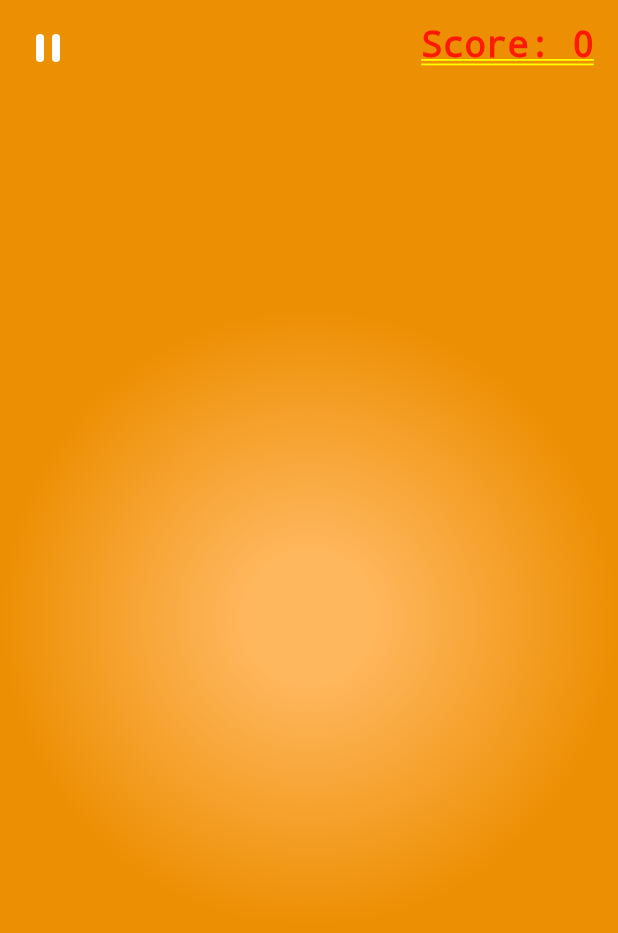
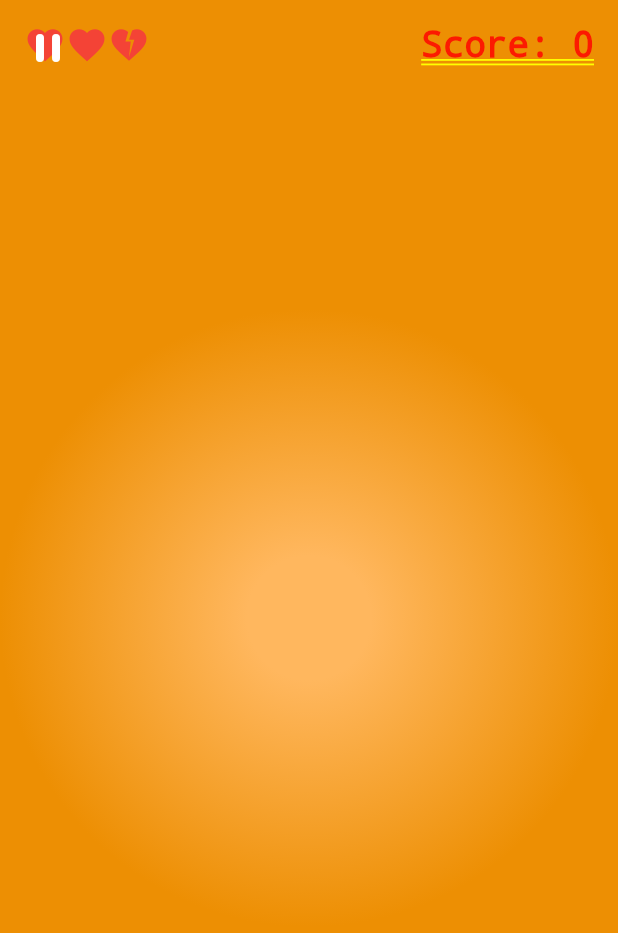
Before and after one commit to ChrisWongAtCUHK/flutter-fruit_ninja_clone, a Flutter app: the screen it shows after launch, after a tap on "Start Game", on a phone screen of 412 x 824 dp. Shown: the top 933 px of the screen. Run offline on Flutter 3.47's test engine with Material 3 defaults, Android fonts, the phone set to English and light mode, and no system bars; our stand-ins replace audioplayers, vibration.

```diff
--- a/lib/canvas_area/canvas_area.dart
+++ b/lib/canvas_area/canvas_area.dart
@@ -20,10 +20,15 @@ class CanvasArea extends StatefulWidget {
 
 class _CanvasAreaState extends State<CanvasArea> {
   int _score = 0;
+  int _lives = 3;
   bool _isPaused = false;
+  bool _isGameOver = false;
   TouchSlice? _touchSlice;
   final List<Fruit> _fruits = <Fruit>[];
   final List<FruitPart> _fruitParts = <FruitPart>[];
+
+  // Track screen size safely
+  Size _screenSize = Size.zero;
 
   @override
   void initState() {
@@ -66,6 +71,29 @@ class _CanvasAreaState extends State<CanvasArea> {
     }
   }
 
+  Future<void> _playGameOverSound() async {
+    try {
+      final player = AudioPlayer();
+      await player.setPlayerMode(PlayerMode.lowLatency);
+      await player.play(AssetSource('game_over.mp3'));
+      player.onPlayerComplete.listen((_) {
+        player.dispose();
+      });
+    } catch (e) {
+      debugPrint('Error playing game over sound: $e');
+    }
+  }
+
+  Future<void> _vibrateOnGameOver() async {
+    try {
+      if (await Vibration.hasVibrator()) {
+        Vibration.vibrate(duration: 500);
+      }
+    } catch (e) {
+      debugPrint('Error triggering game over vibration: $e');
+    }
+  }
+
   void _spawnRandomFruit() {
     // Randomly pick between melon and banana
     final randomType =
@@ -91,10 +119,11 @@ class _CanvasAreaState extends State<CanvasArea> {
       return;
     }
 
-    if (!_isPaused) {
+    if (!_isPaused && !_isGameOver) {
       setState(() {
-        for (Fruit fruit in _fruits) {
+        for (Fruit fruit in List<Fruit>.from(_fruits)) {
           fruit.applyGravity();
+          _checkMissedFruit(fruit);
         }
         for (FruitPart fruitPart in _fruitParts) {
           fruitPart.applyGravity();
@@ -109,6 +138,33 @@ class _CanvasAreaState extends State<CanvasArea> {
     Future<void>.delayed(Duration(milliseconds: 30), _tick);
   }
 
+  void _checkMissedFruit(Fruit fruit) {
+    // Check against cached screen height safely
+    if (_screenSize.height > 0 && fruit.position.dy > _screenSize.height) {
+      _fruits.remove(fruit);
+      setState(() {
+        _lives--;
+        if (_lives <= 0) {
+          _isGameOver = true;
+          _playGameOverSound();
+          _vibrateOnGameOver();
+        }
+      });
+    }
+  }
+
+  void _restartGame() {
+    setState(() {
+      _score = 0;
+      _lives = 3;
+      _isGameOver = false;
+      _fruits.clear();
+      _fruitParts.clear();
+      _isPaused = false;
+    });
+    _spawnRandomFruit();
+  }
+
   void _togglePause() {
     setState(() {
       _isPaused = !_isPaused;
@@ -120,6 +176,9 @@ class _CanvasAreaState extends State<CanvasArea> {
 
   @override
   Widget build(BuildContext context) {
+    // Store screen size safely within build phase
+    _screenSize = MediaQuery.sizeOf(context);
+
     return Stack(children: _getStack());
   }
 
@@ -138,12 +197,33 @@ class _CanvasAreaState extends State<CanvasArea> {
         child: Text('Score: $_score', style: TextStyle(fontSize: 24)),
       ),
     );
+    widgetsOnStack.add(_getLivesDisplay());
     if (_isPaused) {
       widgetsOnStack.add(_getPauseOverlay());
+    }
+    if (_isGameOver) {
+      widgetsOnStack.add(_getGameOverOverlay());
     }
     widgetsOnStack.add(_getPauseButton());
 
     return widgetsOnStack;
+  }
+
+  Widget _getLivesDisplay() {
+    return Positioned(
+      left: 16,
+      top: 16,
+      child: Row(
+        children: List.generate(
+          3,
+          (index) => Icon(
+            index < _lives ? Icons.favorite : Icons.heart_broken,
+            color: Colors.red,
+            size: 28,
+          ),
+        ),
+      ),
+    );
   }
 
   Container _getBackground() {
@@ -262,9 +342,42 @@ class _CanvasAreaState extends State<CanvasArea> {
     );
   }
 
+  Widget _getGameOverOverlay() {
+    return Positioned.fill(
+      child: ColoredBox(
+        color: Colors.black87,
+        child: Center(
+          child: Column(
+            mainAxisSize: MainAxisSize.min,
+            children: <Widget>[
+              Text(
+                'Game Over',
+                style: TextStyle(
+                  fontSize: 48,
+                  fontWeight: FontWeight.bold,
+                  color: Colors.red,
+                ),
+              ),
+              SizedBox(height: 16),
+              Text(
+                'Score: $_score',
+                style: TextStyle(fontSize: 32, color: Colors.white),
+              ),
+              SizedBox(height: 32),
+              ElevatedButton(
+                onPressed: _restartGame,
+                child: Text('Play Again'),
+              ),
+            ],
+          ),
+        ),
+      ),
+    );
+  }
+
   Widget _getGestureDetector() {
     return IgnorePointer(
-      ignoring: _isPaused,
+      ignoring: _isPaused || _isGameOver,
       child: GestureDetector(
         onScaleStart: (ScaleStartDetails details) {
           setState(() => _setNewSlice(details));
```
Also changed, not shown: 1 other file.
